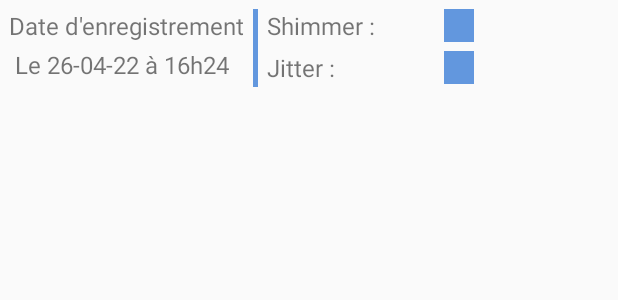
After one commit to Romuald-Duret/prd_final, an Android app: the layout liste_view_item.xml on its own in the app's theme, with its tools: preview values and no code run, on a phone screen of 412 x 824 dp. The commit adds this screen. Shown: the top 300 px of the screen. Run offline under Robolectric (Android 15) with nearby library versions, the phone set to English and light mode, and no system bars.

Commit message:
Modification de l'affichage de l'historique.

```diff
--- a/app/src/main/java/fr/polytech/larynxapp/controller/history/HistoryFragment.java
+++ b/app/src/main/java/fr/polytech/larynxapp/controller/history/HistoryFragment.java
@@ -54,7 +54,7 @@ public class HistoryFragment extends Fragment {
 
         //********************************Creation of the line chart*******************************/
         final ArrayList<ILineDataSet> dataSets = new ArrayList<>();
-        if(!records.isEmpty() ){
+        if(!records.isEmpty() ) {
             LineDataSet lineDataSet = new LineDataSet(dataValues(records.get(0)), records.get(0).getName());
             setLineData(lineDataSet);
             dataSets.add((lineDataSet));
@@ -62,10 +62,10 @@ public class HistoryFragment extends Fragment {
 
         }
 
+
         //***********************************Creation of the list**********************************/
         listview = root.findViewById(R.id.listViewRecords);
-        final ArrayAdapter<Record> adapter = new ArrayAdapter<>(getActivity().getApplicationContext(),
-                android.R.layout.simple_list_item_1, records);
+        final ListAdapter adapter = new ListAdapter(getActivity().getApplicationContext(),R.layout.liste_view_item, records);
         listview.setAdapter(adapter);
 
         //the delete function
--- /dev/null
+++ b/app/src/main/res/layout/liste_view_item.xml
@@ -0,0 +1,110 @@
+<?xml version="1.0" encoding="utf-8"?>
+<LinearLayout xmlns:android="http://schemas.android.com/apk/res/android"
+    android:layout_width="fill_parent"
+    android:layout_height="?android:attr/listPreferredItemHeight"
+    android:padding="6dip"
+    android:orientation="horizontal">
+
+    <LinearLayout
+        android:layout_width="wrap_content"
+        android:layout_height="fill_parent"
+        android:orientation="vertical"
+>
+
+        <TextView
+            android:id="@+id/datetext"
+            android:layout_width="wrap_content"
+            android:layout_height="wrap_content"
+            android:layout_marginEnd="6dip"
+            android:gravity="center"
+            android:textSize="16sp"
+            android:text="Date d'enregistrement"/>
+
+        <TextView
+            android:id="@+id/datetextvalue"
+            android:layout_width="wrap_content"
+            android:layout_height="fill_parent"
+            android:layout_marginEnd="6dip"
+            android:gravity="center"
+            android:textSize="16sp"
+            android:layout_gravity="center"
+            android:text="Le 26-04-22 à 16h24"/>
+
+    </LinearLayout>
+
+    <View
+        android:layout_width="3dp"
+        android:layout_height="fill_parent"
+        android:background="@color/baseblue"
+        android:layout_marginRight="6dip"/>
+
+
+    <LinearLayout
+        android:layout_width="fill_parent"
+        android:layout_height="wrap_content"
+        android:orientation="vertical"
+        >
+
+        <LinearLayout
+            android:layout_width="fill_parent"
+            android:layout_height="fill_parent"
+            android:orientation="horizontal"
+            android:layout_marginBottom="6dip"
+            android:weightSum="4">
+
+
+            <TextView
+                android:id="@+id/secondLine"
+                android:layout_width="fill_parent"
+                android:layout_height="wrap_content"
+                android:ellipsize="marquee"
+                android:text="Shimmer : "
+                android:textSize="16sp"
+                android:singleLine="true"
+                android:layout_weight="2"/>
+
+            <View
+                android:id="@+id/shimmercolorview"
+                android:layout_marginEnd="200dp"
+                android:layout_width="20dp"
+                android:layout_height="fill_parent"
+                android:background="@color/baseblue"
+                android:layout_marginRight="6dip"/>
+
+        </LinearLayout>
+
+        <LinearLayout
+            android:layout_width="fill_parent"
+            android:layout_height="wrap_content"
+            android:orientation="horizontal"
+            android:layout_gravity="center"
+            android:weightSum="4">
+
+
+
+            <TextView
+                android:id="@+id/firstLine"
+                android:layout_width="match_parent"
+                android:layout_height="wrap_content"
+                android:gravity="center_vertical"
+                android:textSize="16sp"
+                android:text="Jitter :"
+                android:layout_weight="2"/>
+
+            <View
+                android:id="@+id/jittercolorview"
+                android:layout_marginEnd="200dp"
+                android:layout_width="20dp"
+                android:layout_height="fill_parent"
+                android:background="@color/baseblue"
+                android:layout_marginRight="6dip"/>
+
+        </LinearLayout>
+
+
+
+    </LinearLayout>
+
+
+
+</LinearLayout>
```
Also changed, not shown: app/src/main/java/fr/polytech/larynxapp/controller/history/ListAdapter.java (added, +75 -0 lines), app/src/main/java/fr/polytech/larynxapp/model/Record.java (+8 -0 lines), 42 other files.
